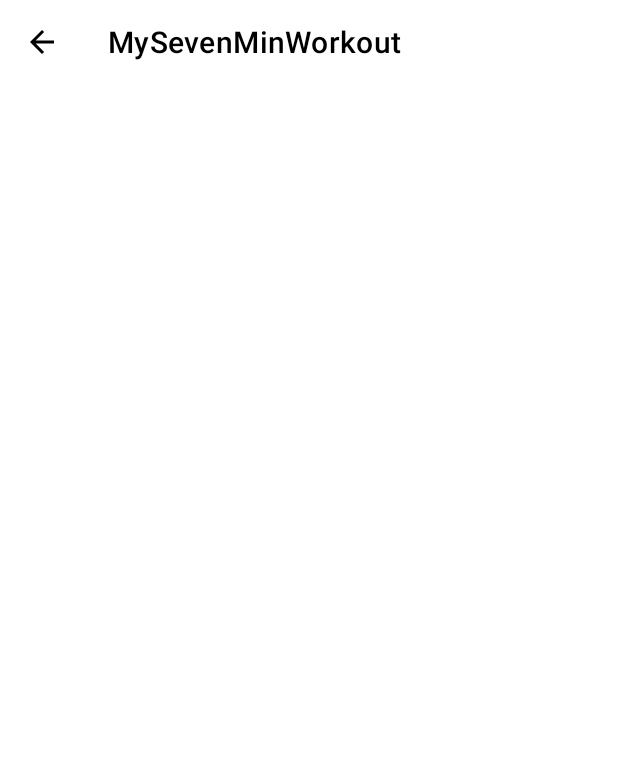
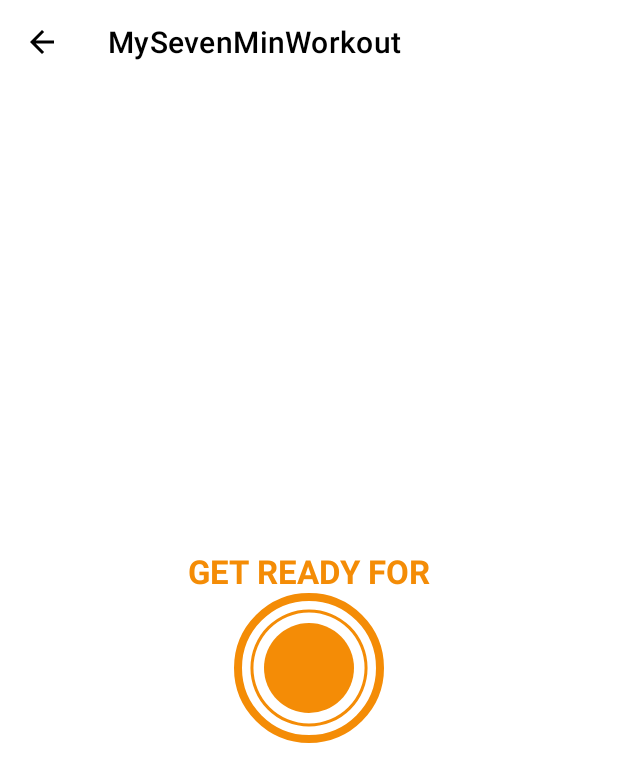
Before and after one commit to clamp1981/MySevenMinWorkOut, an Android app: the ExerciseActivity screen opened directly, with no data from a screen before it, on a phone screen of 412 x 824 dp. Shown: the top 782 px of the screen. Run offline under Robolectric (Android 15) with nearby library versions, the phone set to English and light mode, and no system bars.

Commit message:
style : add progress bar and set main color in the colors.xml file

```diff
--- /dev/null
+++ b/app/src/main/res/drawable/circular_progress_bar.xml
@@ -0,0 +1,12 @@
+<?xml version="1.0" encoding="utf-8"?>
+<layer-list xmlns:android="http://schemas.android.com/apk/res/android">
+    <item>
+        <shape android:shape="ring"
+            android:innerRadiusRatio="2.7"
+            android:thicknessRatio="50.0"
+            android:useLevel="true">
+            <solid android:color="@color/main_color"/>
+        </shape>
+
+    </item>
+</layer-list>
--- /dev/null
+++ b/app/src/main/res/drawable/circular_progress_gray.xml
@@ -0,0 +1,12 @@
+<?xml version="1.0" encoding="utf-8"?>
+<layer-list xmlns:android="http://schemas.android.com/apk/res/android">
+    <item>
+        <shape android:shape="ring"
+            android:innerRadiusRatio="2.7"
+            android:thicknessRatio="50.0"
+            android:useLevel="true">
+            <solid android:color="@color/teal_700"/>
+        </shape>
+
+    </item>
+</layer-list>
--- /dev/null
+++ b/app/src/main/res/drawable/item_circular_color_accent_background.xml
@@ -0,0 +1,6 @@
+<?xml version="1.0" encoding="utf-8"?>
+<shape xmlns:android="http://schemas.android.com/apk/res/android"
+    android:shape="oval">
+    <solid android:color="@color/main_color"/>
+
+</shape>
--- a/app/src/main/res/layout/activity_exercise.xml
+++ b/app/src/main/res/layout/activity_exercise.xml
@@ -1,5 +1,5 @@
 <?xml version="1.0" encoding="utf-8"?>
-<RelativeLayout xmlns:android="http://schemas.android.com/apk/res/android"
+<androidx.constraintlayout.widget.ConstraintLayout xmlns:android="http://schemas.android.com/apk/res/android"
     xmlns:app="http://schemas.android.com/apk/res-auto"
     xmlns:tools="http://schemas.android.com/tools"
     android:layout_width="match_parent"
@@ -12,6 +12,61 @@
         android:theme="@style/ToolbarTheme"
         android:layout_height="?android:attr/actionBarSize"
         android:background="@color/white"
-        app:titleTextColor="@color/black"/>
+        app:titleTextColor="@color/black"
+        app:layout_constraintTop_toTopOf="parent"/>
 
-</RelativeLayout>
+    <TextView
+        android:id="@+id/tvTitle"
+        android:layout_width="wrap_content"
+        android:layout_height="wrap_content"
+        android:text="GET READY FOR"
+        android:textSize="22sp"
+        android:textStyle="bold"
+        android:textColor="@color/main_color"
+        app:layout_constraintBottom_toTopOf="@+id/flProgressBar"
+        app:layout_constraintEnd_toEndOf="parent"
+        app:layout_constraintStart_toStartOf="parent"
+        />
+
+    <FrameLayout
+        android:id="@+id/flProgressBar"
+        android:layout_width="100dp"
+        android:layout_height="100dp"
+        android:layout_marginTop="10dp"
+        android:background="@drawable/item_circular_color_accent_border"
+        app:layout_constraintBottom_toBottomOf="parent"
+        app:layout_constraintEnd_toEndOf="parent"
+        app:layout_constraintStart_toStartOf="parent"
+        app:layout_constraintTop_toBottomOf="@+id/toolbarExercise">
+
+        <ProgressBar
+            android:id="@+id/progressBar"
+            android:layout_width="100dp"
+            android:layout_height="100dp"
+            android:layout_gravity="center"
+            style="?android:attr/progressBarStyleHorizontal"
+            android:background="@drawable/circular_progress_gray"
+            android:progressDrawable="@drawable/circular_progress_bar"
+            android:indeterminate="false"
+            android:max="10"
+            android:progress="100"
+            android:rotation="-90"/>
+
+        <LinearLayout
+            android:layout_width="60dp"
+            android:layout_height="60dp"
+            android:layout_gravity="center"
+            android:gravity="center"
+            android:background="@drawable/item_circular_color_accent_background">
+            <TextView
+                android:id="@+id/tvTimer"
+                android:textSize="22sp"
+                android:textStyle="bold"
+                android:textColor="@color/white"
+                tools:text="10"
+                android:layout_width="wrap_content"
+                android:layout_height="wrap_content" />
+        </LinearLayout>
+    </FrameLayout>
+
+</androidx.constraintlayout.widget.ConstraintLayout>
--- a/app/src/main/res/values/colors.xml
+++ b/app/src/main/res/values/colors.xml
@@ -8,4 +8,5 @@
     <color name="black">#FF000000</color>
     <color name="white">#FFFFFFFF</color>
     <color name="toolbar_color_control_normal">#000000</color>
+    <color name="main_color">#f48c06</color>
 </resources>
```
